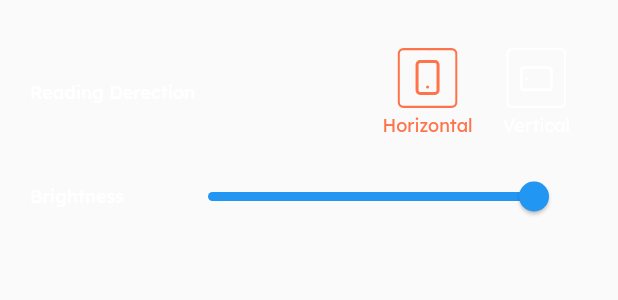
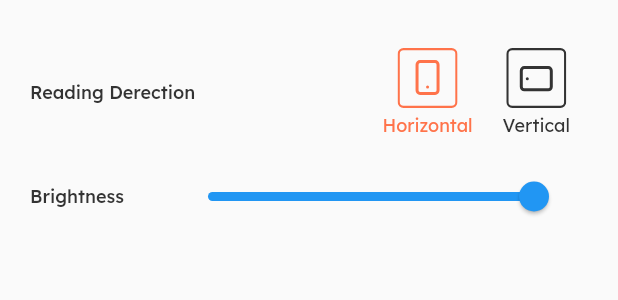
Before and after one commit to phongit1995/manga-fox-app, a Flutter app: the BottomSheetSettingReader widget shown alone on an empty page, opened directly, on a phone screen of 412 x 824 dp. Shown: the top 300 px of the screen. Run offline on Flutter 3.47's test engine with Material 2 defaults, Android fonts, the phone set to English and light mode, and no system bars; our stand-ins replace cached_network_image, flutter_rating_bar, flutter_svg, photo_view, shared_preferences; missing offline and left inert: screen_brightness; accounts and stored records are empty; network calls fail.

Commit message:
change mode reader

```diff
--- a/lib/core/app_config/theme/theme_data.dart
+++ b/lib/core/app_config/theme/theme_data.dart
@@ -17,8 +17,10 @@ class AppThemData {
     AppColor(
       primaryBackground: const Color(0xffFFFAF5),
       backgroundWhite: const Color(0xffFFFFFF),
+      backgroundWhite2: const Color(0xffFFFFFF),
       activeBottomNavigator: const Color(0xff4B526C),
       primaryBlack: const Color(0xff000000),
+      primaryBlack2: const Color(0xff333333),
       primaryDivider: const Color(0xff626262),
       backgroundBottomNavigator: const Color(0xFFFFFFFF),
     )
@@ -29,7 +31,9 @@ class AppThemData {
     AppColor(
       primaryBackground: const Color(0xff333333),
       backgroundWhite: const Color(0xff3A3A3A),
+      backgroundWhite2: const Color(0xff1E1E1E),
       primaryBlack: const Color(0xffFFFFFF),
+      primaryBlack2: const Color(0xffFFFFFF),
       primaryDivider: const Color(0xffFFECEC),
       backgroundBottomNavigator: const Color(0xFF262626),
       activeBottomNavigator: const Color(0xffFFFFFF),
--- a/lib/data/app_colors.dart
+++ b/lib/data/app_colors.dart
@@ -4,8 +4,10 @@ import 'package:flutter/material.dart';
 
 class AppColor extends ThemeExtension<AppColor> {
   final Color primaryBlack;
+  final Color primaryBlack2;
   final Color primaryBackground;
   final Color backgroundWhite;
+  final Color backgroundWhite2;
   final Color backgroundBottomNavigator;
   final Color activeBottomNavigator;
   final Color primaryDivider;
@@ -13,10 +15,12 @@ class AppColor extends ThemeExtension<AppColor> {
   AppColor({
     required this.primaryBackground,
     required this.backgroundBottomNavigator,
+    required this.primaryBlack2,
     required this.primaryDivider,
     required this.primaryBlack,
     required this.activeBottomNavigator,
     required this.backgroundWhite,
+    required this.backgroundWhite2,
   });
 
   @override
--- a/lib/ui/manga_reader/bottom_sheet_setting_reader.dart
+++ b/lib/ui/manga_reader/bottom_sheet_setting_reader.dart
@@ -4,6 +4,7 @@ import 'package:manga_fox_app/core/app_config/app_image.dart';
 import 'package:manga_fox_app/core/app_config/app_style.dart';
 import 'package:manga_fox_app/core/utils/screen_brightness_util.dart';
 import 'package:manga_fox_app/core/utils/setting_utils.dart';
+import 'package:manga_fox_app/data/app_colors.dart';
 
 class BottomSheetSettingReader extends StatefulWidget {
   const BottomSheetSettingReader({Key? key}) : super(key: key);
@@ -33,6 +34,8 @@ class _BottomSheetSettingReaderState extends State<BottomSheetSettingReader> {
 
   @override
   Widget build(BuildContext context) {
+    final AppColor appColor = Theme.of(context).extension<AppColor>()!;
+
     return SizedBox(
       height: 180,
       child: Column(
@@ -49,7 +52,7 @@ class _BottomSheetSettingReaderState extends State<BottomSheetSettingReader> {
                   style: AppStyle.mainStyle.copyWith(
                       fontSize: 12,
                       fontWeight: FontWeight.w500,
-                      color: Colors.white),
+                      color: appColor.primaryBlack2),
                 ),
               ),
               const SizedBox(width: 32),
@@ -62,14 +65,14 @@ class _BottomSheetSettingReaderState extends State<BottomSheetSettingReader> {
                 },
                 child: Column(
                   children: [
-                    SvgPicture.asset(AppImage.icHorizontal, color: isHorizontal ? const Color(0xffFF734A) : Colors.white,),
+                    SvgPicture.asset(AppImage.icHorizontal, color: isHorizontal ? const Color(0xffFF734A) : appColor.primaryBlack2,),
                     const SizedBox(height: 4),
                     Text(
                       "Horizontal",
                       style: AppStyle.mainStyle.copyWith(
                           fontSize: 12,
                           fontWeight: FontWeight.w400,
-                          color: isHorizontal ? const Color(0xffFF734A) : Colors.white,
+                          color: isHorizontal ? const Color(0xffFF734A) : appColor.primaryBlack2,
                       ),
                     ),
                   ],
@@ -87,7 +90,7 @@ class _BottomSheetSettingReaderState extends State<BottomSheetSettingReader> {
                   children: [
                     SvgPicture.asset(
                       AppImage.icVertical,
-                      color: !isHorizontal ? const Color(0xffFF734A) : Colors.white,
+                      color: !isHorizontal ? const Color(0xffFF734A) : appColor.primaryBlack2,
                     ),
                     const SizedBox(height: 4),
                     Text(
@@ -95,7 +98,7 @@ class _BottomSheetSettingReaderState extends State<BottomSheetSettingReader> {
                       style: AppStyle.mainStyle.copyWith(
                           fontSize: 12,
                           fontWeight: FontWeight.w400,
-                        color: !isHorizontal ? const Color(0xffFF734A) : Colors.white,),
+                        color: !isHorizontal ? const Color(0xffFF734A) : appColor.primaryBlack2,),
                     ),
                   ],
                 ),
@@ -114,12 +117,13 @@ class _BottomSheetSettingReaderState extends State<BottomSheetSettingReader> {
                 style: AppStyle.mainStyle.copyWith(
                     fontSize: 12,
                     fontWeight: FontWeight.w500,
-                    color: Colors.white),
+                    color: appColor.primaryBlack2),
               ),
               const SizedBox(width: 32),
               Expanded(
                 child: Slider(
                   value: brightness,
+                  inactiveColor: appColor.primaryBlack,
                   onChanged: (double nvalue) {
                     setState(() {
                       brightness = nvalue;
--- a/lib/ui/manga_reader/manga_reader_page.dart
+++ b/lib/ui/manga_reader/manga_reader_page.dart
@@ -154,9 +154,12 @@ class _MangaReaderState extends State<MangaReader> {
                                   await showModalBottomSheet(
                                     context: context,
                                     isScrollControlled: true,
-                                    backgroundColor: const Color(0xff1E1E1E),
-                                    shape: RoundedRectangleBorder(
-                                      borderRadius: BorderRadius.circular(20),
+                                    backgroundColor: appColor.backgroundWhite2,
+                                    shape: const RoundedRectangleBorder(
+                                      borderRadius: BorderRadius.only(
+                                        topRight: Radius.circular(20),
+                                        topLeft: Radius.circular(20),
+                                      ),
                                     ),
                                     builder: (context) {
                                       return const BottomSheetSettingReader();
```
